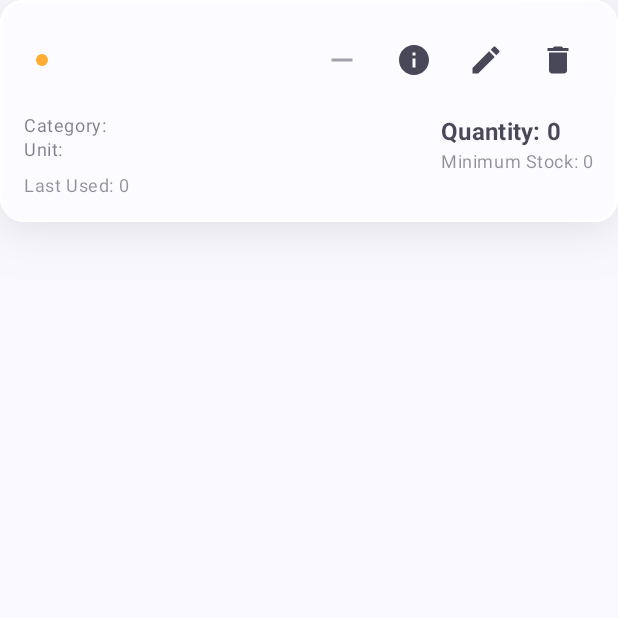
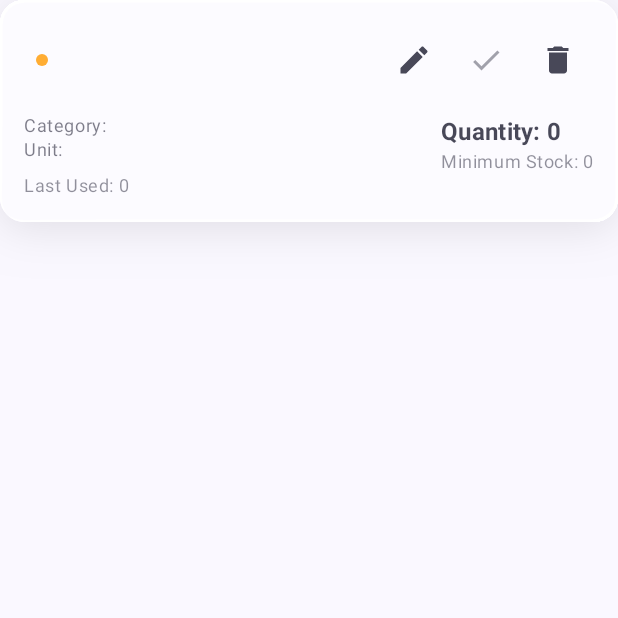
Before and after one commit to chronie-shizutoki/smart-inventory-manager, an Android app built with Jetpack Compose: the composable GlassInventoryItemCard shown on its own in the app's theme, on a phone screen of 412 x 824 dp, the top half of it. Run offline under Robolectric (Android 15) with nearby library versions, the phone set to English and light mode, and no system bars; our stand-ins replace Room's generated code; libraries missing offline, so code that uses them is left out: com.kyant.capsule; 6 statements that could not run were skipped.

Commit message:
refactor(ui): simplify inventory item card actions and update button layout
- Remove onView callback parameter from GlassInventoryItemCard function
- Replace Info icon button with Check icon for inventory usage action
- Reorder action buttons: Edit, Use (Check), Delete
- Add Chinese comments to clarify button purposes (Edit, Use 1 inventory, Delete)
- Update InventoryScreen to remove onView callback from card invocation
- Improve button semantics by using Check icon instead of Info for quantity consumption

```diff
--- a/android/app/src/main/java/com/chronie/inventorymanager/liquidglass/components/GlassComponents.kt
+++ b/android/app/src/main/java/com/chronie/inventorymanager/liquidglass/components/GlassComponents.kt
@@ -439,7 +439,6 @@ fun GlassInventoryItemCard(
         item: InventoryItem,
         onUse: () -> Unit,
         onEdit: () -> Unit,
-        onView: () -> Unit,
         onDelete: () -> Unit,
         modifier: Modifier = Modifier
 ) {
@@ -506,22 +505,7 @@ fun GlassInventoryItemCard(
                                 }
 
                                 Row {
-                                        IconButton(onClick = onUse, enabled = item.quantity > 0) {
-                                                Icon(
-                                                        imageVector = Icons.Default.Remove,
-                                                        contentDescription = null,
-                                                        tint =
-                                                                if (item.quantity > 0) colors.text
-                                                                else colors.text.copy(alpha = 0.5f)
-                                                )
-                                        }
-                                        IconButton(onClick = onView) {
-                                                Icon(
-                                                        imageVector = Icons.Default.Info,
-                                                        contentDescription = null,
-                                                        tint = colors.text
-                                                )
-                                        }
+                                        // 编辑按钮
                                         IconButton(onClick = onEdit) {
                                                 Icon(
                                                         imageVector = Icons.Default.Edit,
@@ -529,6 +513,17 @@ fun GlassInventoryItemCard(
                                                         tint = colors.text
                                                 )
                                         }
+                                        // 使用1个库存按钮（打勾图标）
+                                        IconButton(onClick = onUse, enabled = item.quantity > 0) {
+                                                Icon(
+                                                        imageVector = Icons.Default.Check,
+                                                        contentDescription = null,
+                                                        tint =
+                                                                if (item.quantity > 0) colors.text
+                                                                else colors.text.copy(alpha = 0.5f)
+                                                )
+                                        }
+                                        // 删除整个条目按钮
                                         IconButton(onClick = onDelete) {
                                                 Icon(
                                                         imageVector = Icons.Default.Delete,
--- a/android/app/src/main/java/com/chronie/inventorymanager/presentation/ui/InventoryScreen.kt
+++ b/android/app/src/main/java/com/chronie/inventorymanager/presentation/ui/InventoryScreen.kt
@@ -404,7 +404,6 @@ private fun InventoryItemsList(
                         item = item,
                         onUse = { onToggleFavorite(item) },
                         onEdit = { onEditItem(item) },
-                        onView = { onItemClick(item) },
                         onDelete = { onDeleteItem(item) }
                 )
             }
```
